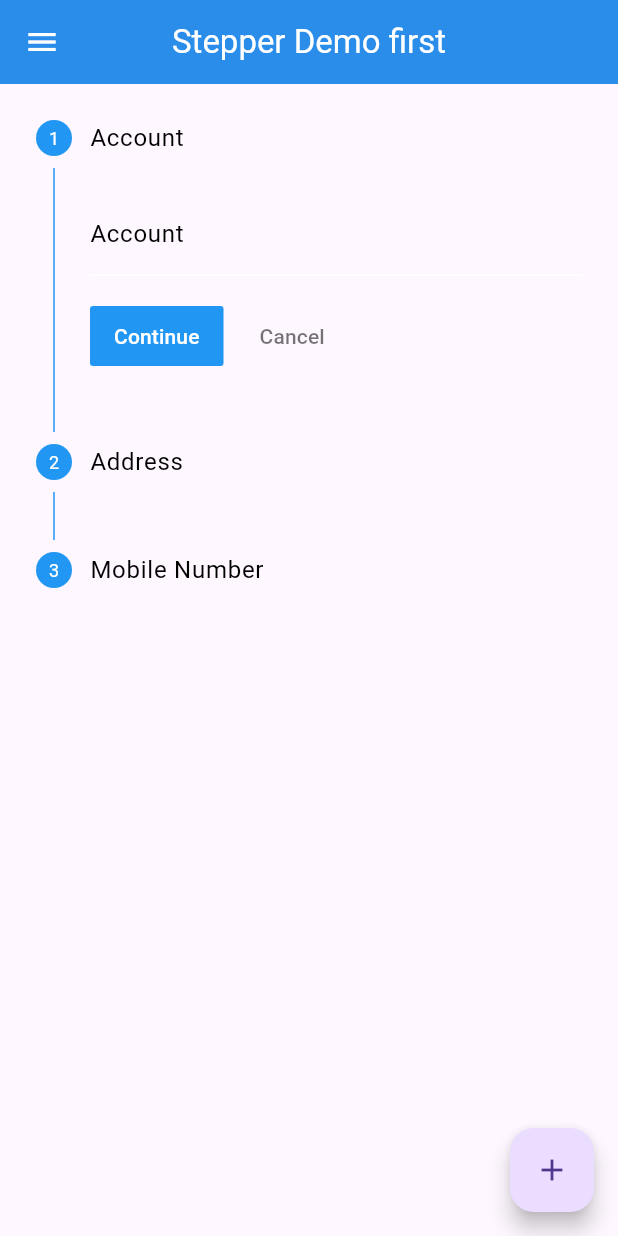
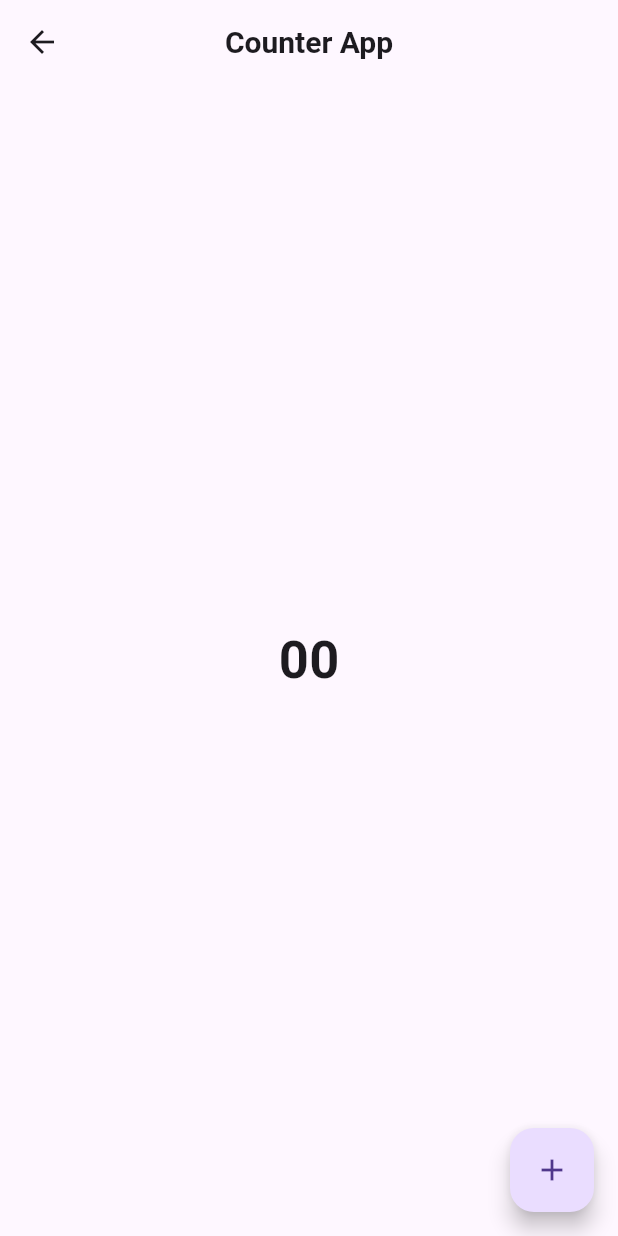
Before and after one commit to MauryaAayush/advflutterch_1, a Flutter app: the screen it shows after launch, after a tap on the "add" icon, on a phone screen of 412 x 824 dp. Run offline on Flutter 3.47's test engine with Material 3 defaults, Android fonts, the phone set to English and light mode, and no system bars.

Commit message:
Radhey Radhey

```diff
--- a/lib/main.dart
+++ b/lib/main.dart
@@ -1,3 +1,4 @@
+import 'package:advflutterch_1/screens/Counter_App_using_Provider/Views/Counter_App/Counter_Screen.dart';
 import 'package:advflutterch_1/screens/Stepper/Views/Stepper_1/Stepper_first.dart';
 import 'package:advflutterch_1/screens/Stepper/Views/Stepper_2/Stepper_second.dart';
 import 'package:advflutterch_1/screens/first_page/Views/Switch_theme_Screen/Switch_theme_screen.dart';
@@ -60,12 +61,13 @@ class MyApp extends StatelessWidget {
       color: Theme.of(context).primaryColor,
 
 
-      initialRoute: '/stepper_first',
+      initialRoute: '/Counter',
 
       routes: {
         '/' : (context) => const Switch_Theme(),
         '/stepper_first' : (context) => const Stepper_first(),
         '/stepper_second' : (context) => const Stepper_second(),
+        '/Counter' : (context) =>  const CounterScreen(),
 
       },
 
--- /dev/null
+++ b/lib/screens/Counter_App_using_Provider/Views/Counter_App/Counter_Screen.dart
@@ -0,0 +1,25 @@
+import 'package:flutter/material.dart';
+
+class CounterScreen extends StatelessWidget {
+  const CounterScreen({super.key});
+
+  @override
+  Widget build(BuildContext context) {
+    return Scaffold(
+      appBar: AppBar(
+        centerTitle: true,
+        title: Text('Counter App',style: TextStyle(fontSize: 20,fontWeight: FontWeight.w600),),
+      ),
+      body: Center(
+        child: Text('00',style: TextStyle(
+          fontSize: 35,
+          fontWeight: FontWeight.w600
+        ),),
+      ),
+
+      floatingActionButton: FloatingActionButton(onPressed: () {
+
+      },child: Icon(Icons.add),),
+    );
+  }
+}
```
